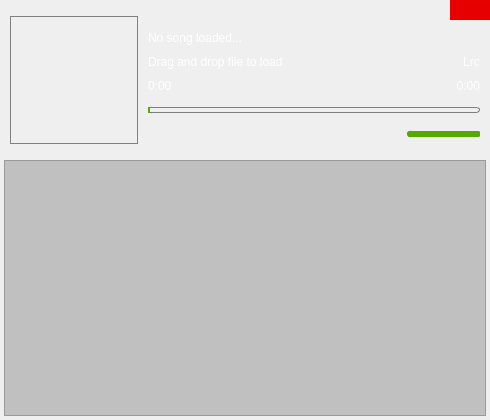
The window that mainwindow.ui (BLumia/pineapple-music) describes before a commit, drawn with Qt 5.
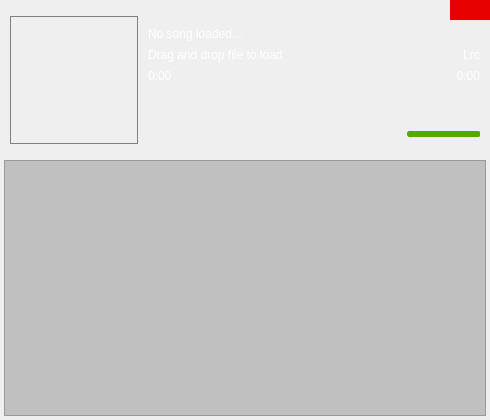
The same window after the commit. Icons and pictures are not drawn. Custom widgets are drawn as their Qt base class.

Commit message: refactor(UI): prepare for chapter support on seekbar

The edit to the form file:
```diff
--- a/mainwindow.ui
+++ b/mainwindow.ui
@@ -371,14 +371,7 @@
             </layout>
            </item>
            <item>
-            <widget class="SeekableSlider" name="playbackSlider">
-             <property name="maximum">
-              <number>1000</number>
-             </property>
-             <property name="orientation">
-              <enum>Qt::Orientation::Horizontal</enum>
-             </property>
-            </widget>
+            <widget class="PlaybackProgressIndicator" name="playbackProgressIndicator" native="true"/>
            </item>
            <item>
             <layout class="QHBoxLayout" name="playbackControlLayout">
@@ -694,6 +687,12 @@
    <extends>QSlider</extends>
    <header>seekableslider.h</header>
   </customwidget>
+  <customwidget>
+   <class>PlaybackProgressIndicator</class>
+   <extends>QWidget</extends>
+   <header>playbackprogressindicator.h</header>
+   <container>1</container>
+  </customwidget>
  </customwidgets>
  <resources>
   <include location="resources.qrc"/>
```
The commit also changes 5 other files.
